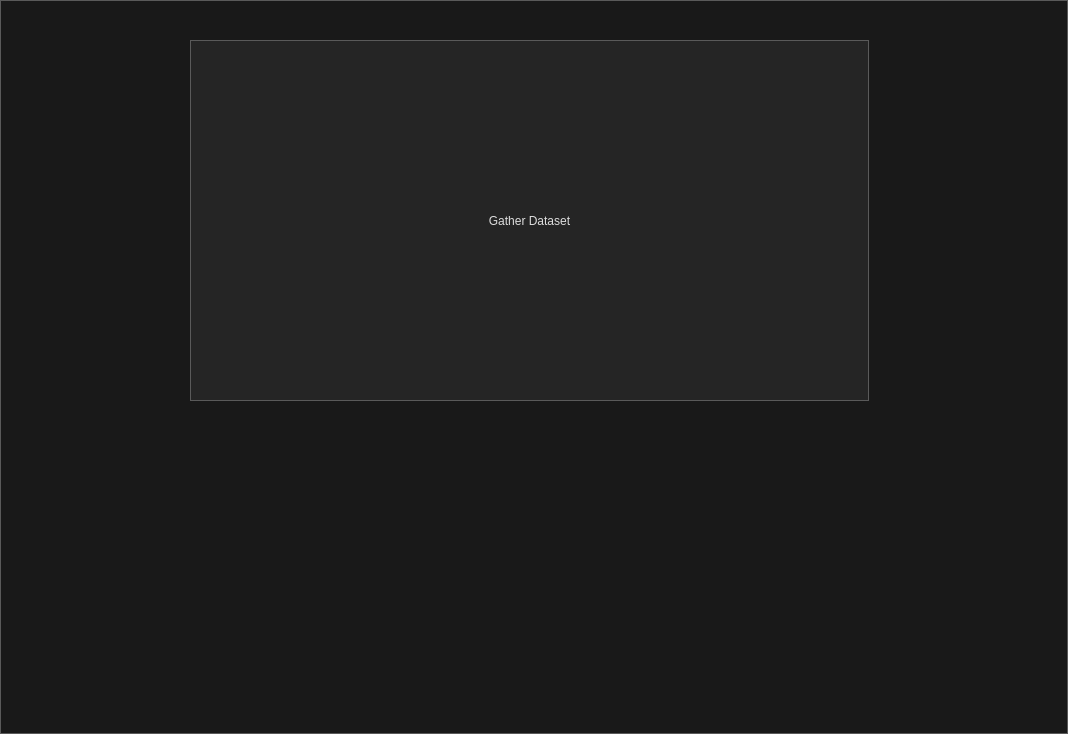
ajensen1234/JTML, file src/sym_trap.ui: the form before one commit.
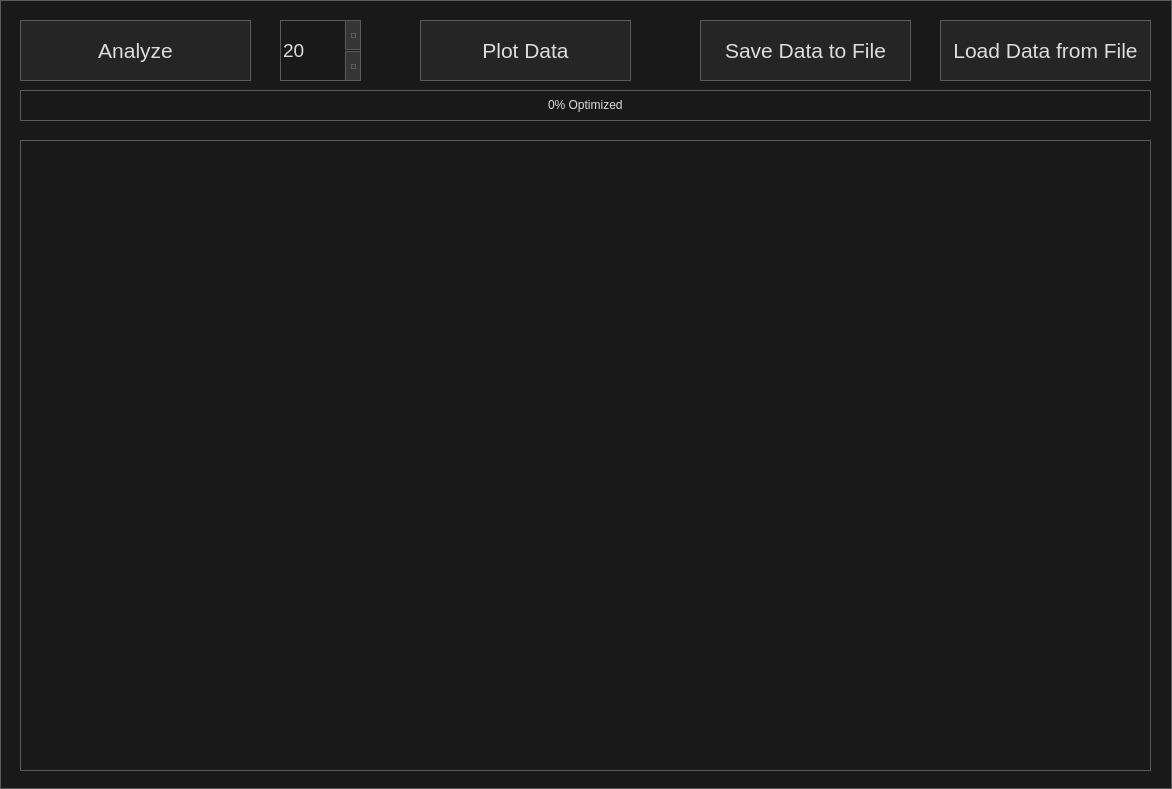
The form after the commit.

Patch:
```diff
--- a/src/sym_trap.ui
+++ b/src/sym_trap.ui
@@ -6,8 +6,8 @@
    <rect>
     <x>0</x>
     <y>0</y>
-    <width>1068</width>
-    <height>734</height>
+    <width>1172</width>
+    <height>789</height>
    </rect>
   </property>
   <property name="windowTitle">
@@ -362,10 +362,34 @@
   <widget class="QPushButton" name="gather_dataset">
    <property name="geometry">
     <rect>
-     <x>190</x>
-     <y>40</y>
+     <x>420</x>
+     <y>20</y>
+     <width>211</width>
+     <height>61</height>
+    </rect>
+   </property>
+   <property name="maximumSize">
+    <size>
      <width>679</width>
-     <height>361</height>
+     <height>16777215</height>
+    </size>
+   </property>
+   <property name="font">
+    <font>
+     <pointsize>16</pointsize>
+    </font>
+   </property>
+   <property name="text">
+    <string>Plot Data</string>
+   </property>
+  </widget>
+  <widget class="QPushButton" name="save_data">
+   <property name="geometry">
+    <rect>
+     <x>700</x>
+     <y>20</y>
+     <width>211</width>
+     <height>61</height>
     </rect>
    </property>
    <property name="maximumSize">
@@ -374,8 +398,128 @@
      <height>16777215</height>
     </size>
    </property>
+   <property name="font">
+    <font>
+     <pointsize>16</pointsize>
+    </font>
+   </property>
    <property name="text">
-    <string>Gather Dataset</string>
+    <string>Save Data to File</string>
+   </property>
+  </widget>
+  <widget class="QPushButton" name="load_data">
+   <property name="geometry">
+    <rect>
+     <x>940</x>
+     <y>20</y>
+     <width>211</width>
+     <height>61</height>
+    </rect>
+   </property>
+   <property name="maximumSize">
+    <size>
+     <width>679</width>
+     <height>16777215</height>
+    </size>
+   </property>
+   <property name="font">
+    <font>
+     <pointsize>16</pointsize>
+    </font>
+   </property>
+   <property name="text">
+    <string>Load Data from File</string>
+   </property>
+  </widget>
+  <widget class="QPushButton" name="optimize">
+   <property name="geometry">
+    <rect>
+     <x>20</x>
+     <y>20</y>
+     <width>231</width>
+     <height>61</height>
+    </rect>
+   </property>
+   <property name="maximumSize">
+    <size>
+     <width>679</width>
+     <height>16777215</height>
+    </size>
+   </property>
+   <property name="font">
+    <font>
+     <pointsize>16</pointsize>
+    </font>
+   </property>
+   <property name="autoFillBackground">
+    <bool>false</bool>
+   </property>
+   <property name="text">
+    <string>Analyze</string>
+   </property>
+  </widget>
+  <widget class="QWidget" name="verticalLayoutWidget">
+   <property name="geometry">
+    <rect>
+     <x>20</x>
+     <y>140</y>
+     <width>1131</width>
+     <height>631</height>
+    </rect>
+   </property>
+   <layout class="QVBoxLayout" name="verticalLayout">
+    <property name="sizeConstraint">
+     <enum>QLayout::SetDefaultConstraint</enum>
+    </property>
+    <property name="leftMargin">
+     <number>0</number>
+    </property>
+    <property name="rightMargin">
+     <number>0</number>
+    </property>
+   </layout>
+  </widget>
+  <widget class="QSpinBox" name="iterBox">
+   <property name="geometry">
+    <rect>
+     <x>280</x>
+     <y>20</y>
+     <width>81</width>
+     <height>61</height>
+    </rect>
+   </property>
+   <property name="font">
+    <font>
+     <pointsize>14</pointsize>
+    </font>
+   </property>
+   <property name="toolTip">
+    <string>How many intermediate iterations should the rotation have?</string>
+   </property>
+   <property name="autoFillBackground">
+    <bool>false</bool>
+   </property>
+   <property name="minimum">
+    <number>1</number>
+   </property>
+   <property name="value">
+    <number>20</number>
+   </property>
+  </widget>
+  <widget class="QProgressBar" name="progressBar">
+   <property name="geometry">
+    <rect>
+     <x>20</x>
+     <y>90</y>
+     <width>1131</width>
+     <height>31</height>
+    </rect>
+   </property>
+   <property name="value">
+    <number>0</number>
+   </property>
+   <property name="format">
+    <string>%p% Optimized</string>
    </property>
   </widget>
  </widget>
```
